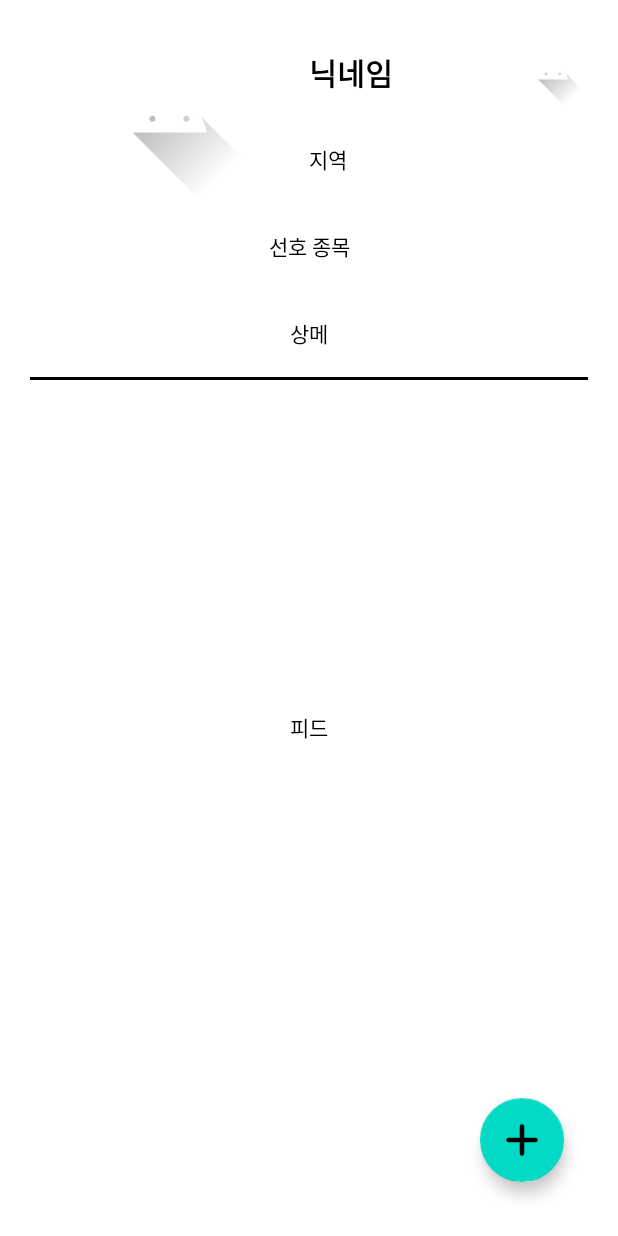
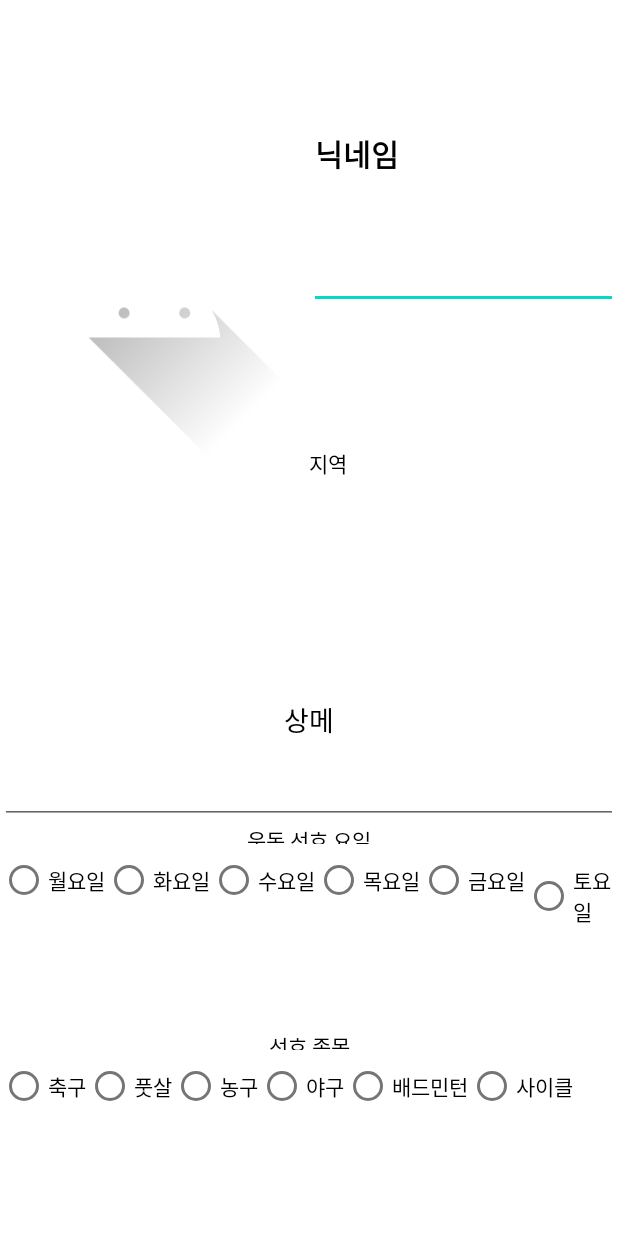
Before and after one commit to gawee2/capstone2_exercise, an Android app: the UserInfoActivity screen opened directly, with no data from a screen before it, after a tap on an icon or button, on a phone screen of 412 x 824 dp. Run offline under Robolectric (Android 15) with nearby library versions, the phone set to English and light mode, and no system bars.

Commit message:
edit profile 부분 대략적인 틀 잡음

```diff
--- a/back/spring/src/main/java/com/example/spring/Controller/AuthController.java
+++ b/back/spring/src/main/java/com/example/spring/Controller/AuthController.java
@@ -8,10 +8,7 @@ import com.example.spring.auth.ApiResponse;
 import com.example.spring.auth.AuthService;
 import lombok.RequiredArgsConstructor;
 import org.springframework.beans.factory.annotation.Autowired;
-import org.springframework.web.bind.annotation.PostMapping;
-import org.springframework.web.bind.annotation.RequestBody;
-import org.springframework.web.bind.annotation.RequestMapping;
-import org.springframework.web.bind.annotation.RestController;
+import org.springframework.web.bind.annotation.*;
 
 import javax.servlet.http.HttpServletRequest;
 
@@ -49,4 +46,11 @@ public class AuthController {
         return authService.newAccessToken(getNewAccessTokenDTO, request);
     }
 
+    //필터에서 토큰 유효성 검사하는데
+    //여기 체크는 그냥 로그인 유지 시키려고
+    @GetMapping("/tokenCheck")
+    public boolean tokenCheck(){
+        return true;
+    }
+
 }
--- a/front/app/src/main/AndroidManifest.xml
+++ b/front/app/src/main/AndroidManifest.xml
@@ -34,6 +34,7 @@
         <activity android:name=".Sign.SignUpActivity" />
         <activity android:name=".Sign.ForgetPwActivity" />
         <activity android:name=".UserInfoActivity" />
+        <activity android:name=".EditProfileActtivity" />
     </application>
 
 </manifest>
--- /dev/null
+++ b/front/app/src/main/java/com/mju/exercise/EditProfileActtivity.java
@@ -0,0 +1,15 @@
+package com.mju.exercise;
+
+import android.os.Bundle;
+
+import androidx.annotation.Nullable;
+import androidx.appcompat.app.AppCompatActivity;
+
+public class EditProfileActtivity extends AppCompatActivity {
+
+    @Override
+    protected void onCreate(@Nullable Bundle savedInstanceState) {
+        super.onCreate(savedInstanceState);
+        setContentView(R.layout.activity_edit_profile);
+    }
+}
--- a/front/app/src/main/java/com/mju/exercise/HttpRequest/RetrofitAPI.java
+++ b/front/app/src/main/java/com/mju/exercise/HttpRequest/RetrofitAPI.java
@@ -30,4 +30,7 @@ public interface RetrofitAPI {
     //토큰 가지고 api 테스트
     @GET("/api/user/info/test")
     Call<String> test();
+
+    @GET("/api/auth/tokenCheck")
+    Call<Boolean> tokenCheck();
 }
--- a/front/app/src/main/java/com/mju/exercise/Sign/SignInActivity.java
+++ b/front/app/src/main/java/com/mju/exercise/Sign/SignInActivity.java
@@ -74,6 +74,29 @@ public class SignInActivity extends AppCompatActivity {
         public void onClick(View view) {
             if(view == btnLogin){
 
+                //이미 토큰 발행된 사용자일 경우
+                //토큰이 유효한지 체크하고 바로 화면 전환
+                if(!preferenceUtil.getString("accessToken").equals("none")){
+                    Log.d("로그인", preferenceUtil.getString("accessToken"));
+                    retrofitAPI.tokenCheck().enqueue(new Callback<Boolean>() {
+                        @Override
+                        public void onResponse(Call<Boolean> call, Response<Boolean> response) {
+                            if(response.isSuccessful()){
+                                if(response.body()){
+                                    finish();
+                                }
+                            }
+                        }
+
+                        @Override
+                        public void onFailure(Call<Boolean> call, Throwable t) {
+
+                        }
+                    });
+
+
+                }else {
+
                     SignInDTO signInDTO = new SignInDTO();
                     signInDTO.setUserId(edtId.getText().toString());
                     signInDTO.setUserPw(edtPw.getText().toString());
@@ -82,16 +105,16 @@ public class SignInActivity extends AppCompatActivity {
                         @Override
                         public void onResponse(Call<ApiResponseDTO> call, Response<ApiResponseDTO> response) {
                             Log.d("로그인", "응답");
-                        if(response.isSuccessful()){
+                            if (response.isSuccessful()) {
                                 Log.d("로그인", "성공");
                                 ApiResponseDTO apiResponseDTO = response.body();
                                 Log.d("로그인", String.valueOf(apiResponseDTO.getCode()));
-                            try{
+                                try {
                                     preferenceUtil.setString("refreshIdx", String.valueOf(apiResponseDTO.getResult().getRefreshIdx()));
                                     preferenceUtil.setString("accessToken", apiResponseDTO.getResult().getAccessToken());
                                     Log.d("로그인", String.valueOf(apiResponseDTO.getResult().getRefreshIdx()));
                                     Log.d("로그인", String.valueOf(apiResponseDTO.getResult().getAccessToken()));
-                            }catch (NullPointerException e){
+                                } catch (NullPointerException e) {
                                     Log.d("로그인", "이미 토큰이 발급된 사용자");
                                 }
                             }
@@ -102,6 +125,7 @@ public class SignInActivity extends AppCompatActivity {
 
                         }
                     });
+                }
 
 
             }else if(view == btnSignUp){
--- a/front/app/src/main/java/com/mju/exercise/Sign/SignUpActivity.java
+++ b/front/app/src/main/java/com/mju/exercise/Sign/SignUpActivity.java
@@ -84,6 +84,8 @@ public class SignUpActivity extends AppCompatActivity {
                                 boolean success = response.body();
                                 if(success){
                                     Log.d("http", "회원가입 성공!!!!");
+
+                                    finish();
                                 }else {
                                     Log.d("http", "회원가입 실패");
                                 }
--- a/front/app/src/main/java/com/mju/exercise/UserInfoActivity.java
+++ b/front/app/src/main/java/com/mju/exercise/UserInfoActivity.java
@@ -1,6 +1,7 @@
 package com.mju.exercise;
 
 import android.content.Context;
+import android.content.Intent;
 import android.os.Bundle;
 import android.view.View;
 import android.widget.ImageView;
@@ -10,6 +11,7 @@ import android.widget.Toast;
 import androidx.appcompat.app.AppCompatActivity;
 
 import com.google.android.material.floatingactionbutton.FloatingActionButton;
+import com.mju.exercise.Sign.SignInActivity;
 
 public class UserInfoActivity extends AppCompatActivity {
     private Context mContext;
@@ -59,6 +61,9 @@ public class UserInfoActivity extends AppCompatActivity {
         public void onClick(View v) {
             if (v == mImgViewEditProfile) {
                 Toast.makeText(mContext, "수정", Toast.LENGTH_SHORT).show();
+                Intent intent = new Intent(getApplicationContext(), EditProfileActtivity.class);
+                startActivity(intent);
+
             }else if (v == mFbtnFeed){
                 Toast.makeText(mContext, "추가", Toast.LENGTH_SHORT).show();
             }
--- /dev/null
+++ b/front/app/src/main/res/layout/activity_edit_profile.xml
@@ -0,0 +1,200 @@
+<?xml version="1.0" encoding="utf-8"?>
+<LinearLayout xmlns:android="http://schemas.android.com/apk/res/android"
+    android:orientation="vertical"
+    android:layout_width="match_parent"
+    android:layout_height="match_parent">
+
+    <LinearLayout
+        android:layout_width="match_parent"
+        android:layout_height="0dp"
+        android:layout_weight="2"
+        android:orientation="vertical">
+
+        <LinearLayout
+            android:layout_width="match_parent"
+            android:layout_height="0dp"
+            android:layout_weight="1"
+            android:orientation="horizontal">
+
+            <LinearLayout
+                android:layout_width="0dp"
+                android:layout_height="match_parent"
+                android:layout_weight="1">
+
+                <ImageView
+                    android:id="@+id/imgProfile"
+                    android:layout_width="match_parent"
+                    android:layout_height="match_parent"
+                    android:src="@drawable/ic_launcher_foreground" />
+
+            </LinearLayout>
+
+            <LinearLayout
+                android:layout_width="0dp"
+                android:layout_height="match_parent"
+                android:layout_weight="1"
+                android:orientation="vertical">
+
+                <LinearLayout
+                    android:layout_width="match_parent"
+                    android:layout_height="0dp"
+                    android:layout_weight="1">
+
+                    <EditText
+                        android:id="@+id/txtUserName"
+                        android:layout_width="0dp"
+                        android:layout_height="match_parent"
+                        android:layout_weight="3"
+                        android:gravity="center|left"
+                        android:text="닉네임"
+                        android:textColor="@color/black"
+                        android:textSize="20dp"
+                        android:textStyle="bold" />
+
+                </LinearLayout>
+
+                <TextView
+                    android:id="@+id/txtAddress"
+                    android:layout_width="match_parent"
+                    android:layout_height="0dp"
+                    android:layout_weight="1"
+                    android:gravity="center|left"
+                    android:text="지역"
+                    android:textColor="@color/black" />
+            </LinearLayout>
+
+        </LinearLayout>
+
+        <LinearLayout
+            android:layout_width="match_parent"
+            android:layout_height="0dp"
+            android:layout_weight="1"
+            android:orientation="vertical">
+
+            <LinearLayout
+                android:layout_width="match_parent"
+                android:layout_height="0dp"
+                android:layout_weight="1">
+
+                <EditText
+                    android:id="@+id/txtProfileMsg"
+                    android:layout_width="match_parent"
+                    android:layout_height="match_parent"
+                    android:layout_weight="1"
+                    android:gravity="center"
+                    android:text="상메"
+                    android:textColor="@color/black" />
+
+
+            </LinearLayout>
+
+            <LinearLayout
+                android:layout_width="match_parent"
+                android:layout_height="0dp"
+                android:layout_weight="1"
+                android:orientation="vertical">
+
+                <TextView
+                    android:layout_width="match_parent"
+                    android:layout_height="0dp"
+                    android:layout_weight="1"
+                    android:gravity="center"
+                    android:text="운동 선호 요일"
+                    android:textColor="@color/black" />
+                <RadioGroup
+                    android:layout_width="match_parent"
+                    android:layout_height="0dp"
+                    android:layout_weight="9"
+                    android:orientation="horizontal">
+                    <RadioButton
+                        android:layout_width="wrap_content"
+                        android:layout_height="wrap_content"
+                        android:text="월요일"
+                        />
+                    <RadioButton
+                        android:layout_width="wrap_content"
+                        android:layout_height="wrap_content"
+                        android:text="화요일"
+                        />
+                    <RadioButton
+                        android:layout_width="wrap_content"
+                        android:layout_height="wrap_content"
+                        android:text="수요일"
+                        />
+                    <RadioButton
+                        android:layout_width="wrap_content"
+                        android:layout_height="wrap_content"
+                        android:text="목요일"
+                        />
+                    <RadioButton
+                        android:layout_width="wrap_content"
+                        android:layout_height="wrap_content"
+                        android:text="금요일"
+                        />
+                    <RadioButton
+                        android:layout_width="wrap_content"
+                        android:layout_height="wrap_content"
+                        android:text="토요일"
+                        />
+                    <RadioButton
+                        android:layout_width="wrap_content"
+                        android:layout_height="wrap_content"
+                        android:text="일요일"
+                        />
+                </RadioGroup>
+            </LinearLayout>
+
+            <LinearLayout
+                android:layout_width="match_parent"
+                android:layout_height="0dp"
+                android:layout_weight="1"
+                android:orientation="vertical">
+
+                <TextView
+                    android:layout_width="match_parent"
+                    android:layout_height="0dp"
+                    android:layout_weight="1"
+                    android:gravity="center"
+                    android:text="선호 종목"
+                    android:textColor="@color/black" />
+                <RadioGroup
+                    android:layout_width="match_parent"
+                    android:layout_height="0dp"
+                    android:layout_weight="9"
+                    android:orientation="horizontal">
+                    <RadioButton
+                        android:layout_width="wrap_content"
+                        android:layout_height="wrap_content"
+                        android:text="축구"
+                        />
+                    <RadioButton
+                        android:layout_width="wrap_content"
+                        android:layout_height="wrap_content"
+                        android:text="풋살"
+                        />
+                    <RadioButton
+                        android:layout_width="wrap_content"
+                        android:layout_height="wrap_content"
+                        android:text="농구"
+                        />
+                    <RadioButton
+                        android:layout_width="wrap_content"
+                        android:layout_height="wrap_content"
+                        android:text="야구"
+                        />
+                    <RadioButton
+                        android:layout_width="wrap_content"
+                        android:layout_height="wrap_content"
+                        android:text="배드민턴"
+                        />
+                    <RadioButton
+                        android:layout_width="wrap_content"
+                        android:layout_height="wrap_content"
+                        android:text="사이클"
+                        />
+                </RadioGroup>
+            </LinearLayout>
+        </LinearLayout>
+    </LinearLayout>
+
+</LinearLayout>
```
Lines whose indentation alone changed are shown as unchanged.
